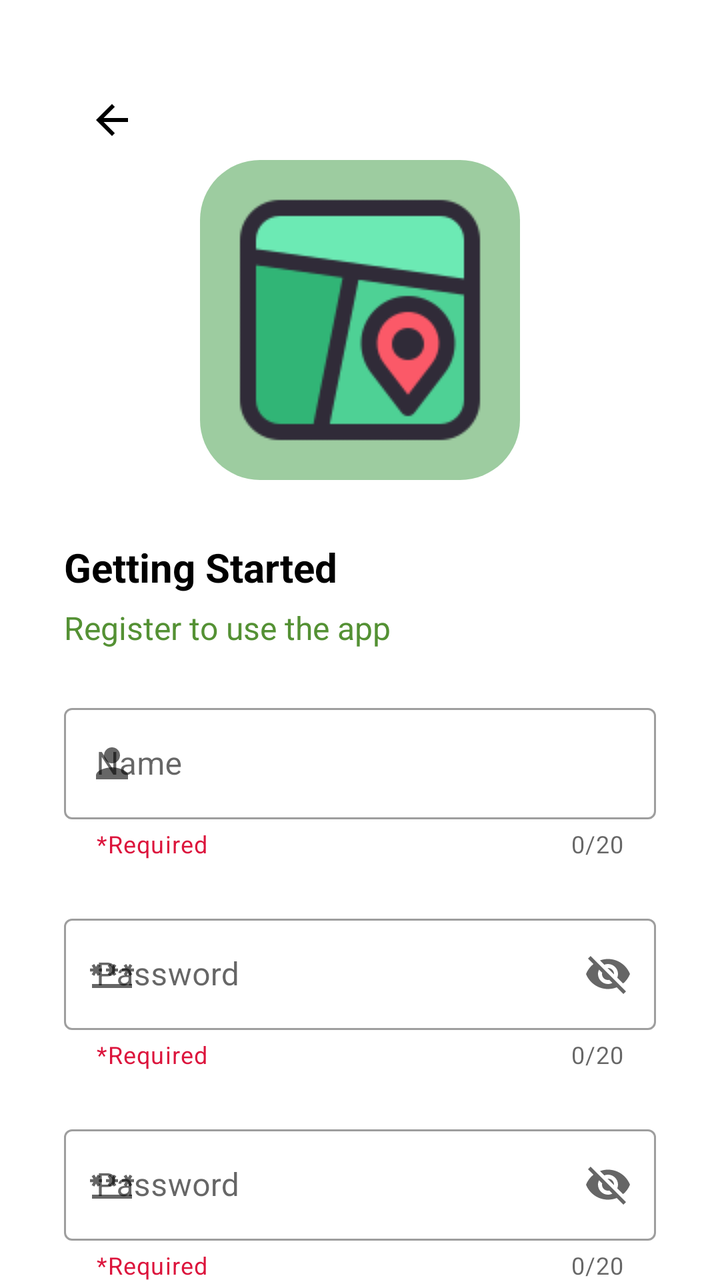
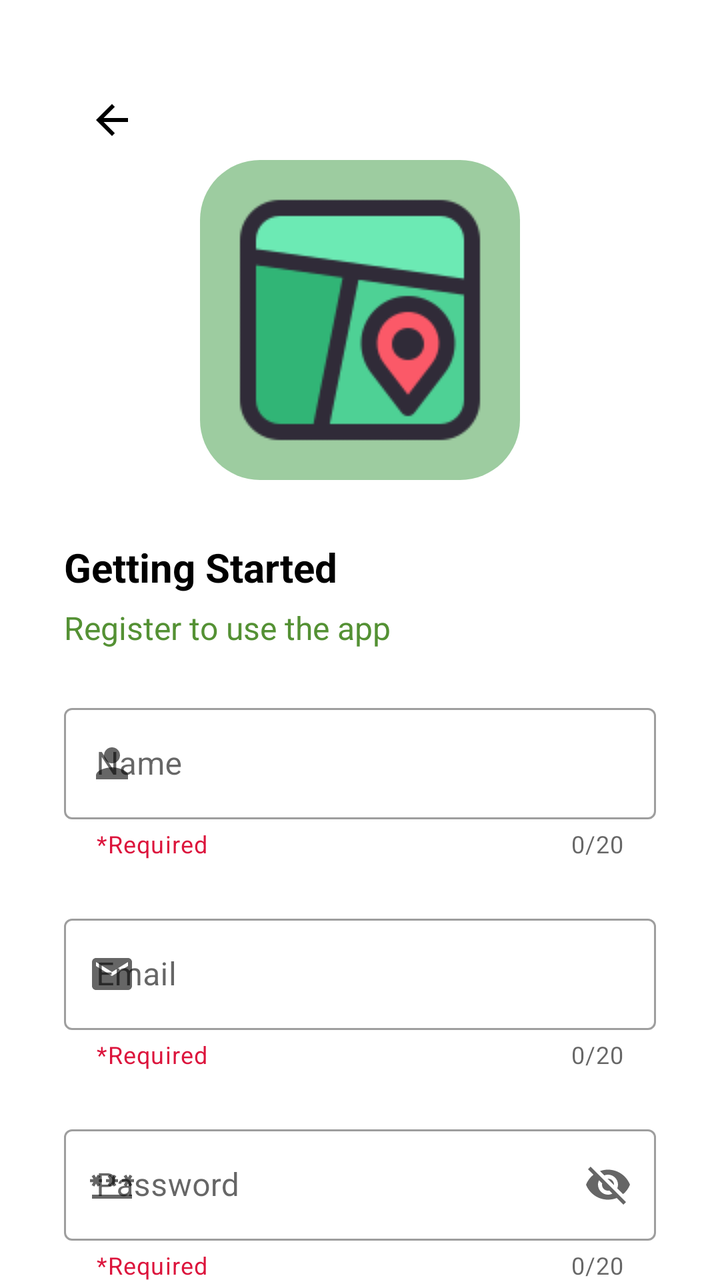

Compare the two renders of this Android layout. The source of the first and the diff that turns it into the second are given below.
<!-- AndroidManifest.xml: application theme Theme.PSASIC -->
<!-- res/layout/activity_register.xml -->
<androidx.constraintlayout.widget.ConstraintLayout xmlns:android="http://schemas.android.com/apk/res/android"
    xmlns:app="http://schemas.android.com/apk/res-auto"
    xmlns:tools="http://schemas.android.com/tools"
    android:layout_width="match_parent"
    android:layout_height="match_parent"
    tools:context=".Activities.RegisterActivity">
    <ImageButton
        android:layout_marginStart="32dp"
        android:id="@+id/arrow_back"
        android:layout_width="wrap_content"
        android:layout_height="wrap_content"
        android:backgroundTint="@color/transparent"
        android:src="@drawable/arrow_back"
        app:layout_constraintStart_toStartOf="parent"
        android:layout_marginTop="38dp"
        app:layout_constraintTop_toTopOf="parent" />

    <ImageView
        android:layout_marginTop="80dp"
        android:id="@+id/logo"
        android:layout_width="160dp"
        app:layout_constraintTop_toTopOf="parent"
        app:layout_constraintStart_toStartOf="parent"
        app:layout_constraintEnd_toEndOf="parent"
        android:background="@drawable/rounded_bg"
        android:layout_height="160dp"
        android:scaleType="center"
        android:src="@drawable/icons128"/>
    <TextView
        android:id="@+id/getstarted"
        app:layout_constraintTop_toBottomOf="@id/logo"
        app:layout_constraintStart_toStartOf="parent"
        android:layout_marginTop="30dp"
        android:layout_width="wrap_content"
        android:layout_height="wrap_content"
        android:text="Getting Started"
        android:textColor="@color/black"
        android:layout_marginStart="32dp"
        android:textSize="20sp"
        android:textStyle="bold" />
    <TextView
        android:id="@+id/rg_text"
        app:layout_constraintTop_toBottomOf="@id/getstarted"
        app:layout_constraintStart_toStartOf="parent"
        android:layout_marginTop="6dp"
        android:layout_width="wrap_content"
        android:layout_height="wrap_content"
        android:text="Register to use the app"
        android:textColor="@color/normal_green"
        android:layout_marginStart="32dp"
        android:textSize="16sp"
        android:textStyle="normal" />


    <com.google.android.material.textfield.TextInputLayout
        android:id="@+id/textNameLayout"
        style="@style/Widget.MaterialComponents.TextInputLayout.OutlinedBox"
        android:layout_width="match_parent"
        android:layout_height="wrap_content"
        android:layout_marginStart="32dp"
        android:layout_marginTop="24dp"
        android:layout_marginEnd="32dp"
        android:hint="@string/name"
        app:counterEnabled="true"
        app:counterMaxLength="20"
        app:endIconMode="clear_text"
        app:helperText="*Required"
        app:helperTextTextColor="@color/Crimson"
        app:layout_constraintEnd_toEndOf="parent"
        app:layout_constraintStart_toStartOf="parent"
        app:layout_constraintTop_toBottomOf="@id/rg_text"
        app:startIconDrawable="@drawable/ic_person">

        <com.google.android.material.textfield.TextInputEditText
            android:id="@+id/textName"
            android:layout_width="match_parent"
            android:layout_height="wrap_content" />
    </com.google.android.material.textfield.TextInputLayout>

    <com.google.android.material.textfield.TextInputLayout
        android:id="@+id/textInputPassword"
        style="@style/Widget.MaterialComponents.TextInputLayout.OutlinedBox"
        android:layout_width="match_parent"
        android:layout_height="wrap_content"
        android:layout_marginStart="32dp"
        android:layout_marginTop="24dp"
        android:layout_marginEnd="32dp"
        android:hint="@string/password"
        app:counterEnabled="true"
        app:counterMaxLength="20"
        app:endIconMode="password_toggle"
        app:helperText="*Required"
        app:helperTextTextColor="@color/Crimson"
        app:layout_constraintEnd_toEndOf="parent"
        app:layout_constraintStart_toStartOf="parent"
        app:layout_constraintTop_toBottomOf="@id/textNameLayout"
        app:startIconDrawable="@drawable/ic_password">

        <com.google.android.material.textfield.TextInputEditText
            android:id="@+id/textPassword"
            android:layout_width="match_parent"
            android:layout_height="wrap_content" />
    </com.google.android.material.textfield.TextInputLayout>

    <com.google.android.material.textfield.TextInputLayout
        android:id="@+id/textConfirmLayout"
        style="@style/Widget.MaterialComponents.TextInputLayout.OutlinedBox"
        android:layout_width="match_parent"
        android:layout_height="wrap_content"
        android:layout_marginStart="32dp"
        android:layout_marginTop="24dp"
        android:layout_marginEnd="32dp"
        android:hint="@string/password"
        app:counterEnabled="true"
        app:counterMaxLength="20"
        app:endIconMode="password_toggle"
        app:helperText="*Required"
        app:helperTextTextColor="@color/Crimson"
        app:layout_constraintEnd_toEndOf="parent"
        app:layout_constraintStart_toStartOf="parent"
        app:layout_constraintTop_toBottomOf="@id/textInputPassword"
        app:startIconDrawable="@drawable/ic_password">

        <com.google.android.material.textfield.TextInputEditText
            android:id="@+id/textConfirmPassword"
            android:layout_width="match_parent"
            android:layout_height="wrap_content" />
    </com.google.android.material.textfield.TextInputLayout>

    <Button
        android:id="@+id/signup_btn"
        android:layout_width="276dp"
        android:layout_height="wrap_content"
        android:layout_marginTop="24dp"
        android:backgroundTint="@color/lime"
        android:text="SIGN UP"
        android:textColor="@color/black"
        android:textStyle="bold"
        app:layout_constraintEnd_toEndOf="parent"
        app:layout_constraintStart_toStartOf="parent"
        app:layout_constraintTop_toBottomOf="@+id/textConfirmLayout" />
</androidx.constraintlayout.widget.ConstraintLayout>
<!-- resources referenced by this layout -->
<resources>
  <color name="Crimson">#DC143C</color>
  <color name="black">#FF000000</color>
  <color name="lime">#BBFF2B</color>
  <color name="normal_green">#549134</color>
  <color name="transparent">#00000000</color>
  <!-- drawable arrow_back (drawable) -->
  <vector android:autoMirrored="true" android:height="24dp"
      android:tint="#000000" android:viewportHeight="24"
      android:viewportWidth="24" android:width="24dp" xmlns:android="http://schemas.android.com/apk/res/android">
      <path android:fillColor="@android:color/white" android:pathData="M20,11H7.83l5.59,-5.59L12,4l-8,8 8,8 1.41,-1.41L7.83,13H20v-2z"/>
  </vector>
  <!-- drawable ic_password (drawable) -->
  <vector android:height="24dp" android:tint="#000000"
      android:viewportHeight="24" android:viewportWidth="24"
      android:width="24dp" xmlns:android="http://schemas.android.com/apk/res/android">
      <path android:fillColor="@android:color/white" android:pathData="M2,17h20v2H2V17zM3.15,12.95L4,11.47l0.85,1.48l1.3,-0.75L5.3,10.72H7v-1.5H5.3l0.85,-1.47L4.85,7L4,8.47L3.15,7l-1.3,0.75L2.7,9.22H1v1.5h1.7L1.85,12.2L3.15,12.95zM9.85,12.2l1.3,0.75L12,11.47l0.85,1.48l1.3,-0.75l-0.85,-1.48H15v-1.5h-1.7l0.85,-1.47L12.85,7L12,8.47L11.15,7l-1.3,0.75l0.85,1.47H9v1.5h1.7L9.85,12.2zM23,9.22h-1.7l0.85,-1.47L20.85,7L20,8.47L19.15,7l-1.3,0.75l0.85,1.47H17v1.5h1.7l-0.85,1.48l1.3,0.75L20,11.47l0.85,1.48l1.3,-0.75l-0.85,-1.48H23V9.22z"/>
  </vector>
  <!-- drawable ic_person (drawable) -->
  <vector xmlns:android="http://schemas.android.com/apk/res/android"
      android:width="24dp"
      android:height="24dp"
      android:tint="#000000"
      android:viewportWidth="24"
      android:viewportHeight="24">
      <path
          android:fillColor="@android:color/white"
          android:pathData="M12,12c2.21,0 4,-1.79 4,-4s-1.79,-4 -4,-4 -4,1.79 -4,4 1.79,4 4,4zM12,14c-2.67,0 -8,1.34 -8,4v2h16v-2c0,-2.66 -5.33,-4 -8,-4z" />
  </vector>
  <!-- drawable icons128: png bitmap (drawable, 4297 bytes) -->
  <!-- drawable rounded_bg (drawable) -->
  <?xml version="1.0" encoding="UTF-8"?>
  <shape xmlns:android="http://schemas.android.com/apk/res/android">
      <solid android:color="@color/background_green"/>
      <corners android:radius="30dp"/>
      <padding android:left="0dp" android:top="0dp" android:right="0dp" android:bottom="0dp" />
  </shape>
  <string name="name">Name</string>
  <string name="password">Password</string>
  <style name="Theme.PSASIC" parent="Theme.MaterialComponents.DayNight.NoActionBar">
          
          <item name="colorPrimary">@color/purple_500</item>
          <item name="colorPrimaryVariant">@color/purple_700</item>
          <item name="colorOnPrimary">@color/white</item>
          
          <item name="colorSecondary">@color/teal_200</item>
          <item name="colorSecondaryVariant">@color/teal_700</item>
          <item name="colorOnSecondary">@color/black</item>
          
          <item name="android:statusBarColor">?attr/colorPrimaryVariant</item>
          
      </style>
  <color name="background_green">#9DCCA0</color>
  <color name="purple_500">#FF6200EE</color>
  <color name="purple_700">#FF3700B3</color>
  <color name="white">#FFFFFFFF</color>
  <color name="teal_200">#FF03DAC5</color>
  <color name="teal_700">#FF018786</color>
</resources>

<!-- the commit's change to res/layout/activity_register.xml (unified diff, before → after) -->
@@ -78,23 +78,22 @@
     </com.google.android.material.textfield.TextInputLayout>
 
     <com.google.android.material.textfield.TextInputLayout
-        android:id="@+id/textInputPassword"
+        android:id="@+id/textInputEmail"
         style="@style/Widget.MaterialComponents.TextInputLayout.OutlinedBox"
         android:layout_width="match_parent"
         android:layout_height="wrap_content"
         android:layout_marginStart="32dp"
         android:layout_marginTop="24dp"
         android:layout_marginEnd="32dp"
-        android:hint="@string/password"
+        android:hint="Email"
         app:counterEnabled="true"
         app:counterMaxLength="20"
-        app:endIconMode="password_toggle"
         app:helperText="*Required"
         app:helperTextTextColor="@color/Crimson"
         app:layout_constraintEnd_toEndOf="parent"
         app:layout_constraintStart_toStartOf="parent"
         app:layout_constraintTop_toBottomOf="@id/textNameLayout"
-        app:startIconDrawable="@drawable/ic_password">
+        app:startIconDrawable="@drawable/ic_email">
 
         <com.google.android.material.textfield.TextInputEditText
             android:id="@+id/textPassword"
@@ -103,14 +102,14 @@
     </com.google.android.material.textfield.TextInputLayout>
 
     <com.google.android.material.textfield.TextInputLayout
-        android:id="@+id/textConfirmLayout"
+        android:id="@+id/textInputPasswordLayout"
         style="@style/Widget.MaterialComponents.TextInputLayout.OutlinedBox"
         android:layout_width="match_parent"
         android:layout_height="wrap_content"
         android:layout_marginStart="32dp"
         android:layout_marginTop="24dp"
         android:layout_marginEnd="32dp"
-        android:hint="@string/password"
+        android:hint="Password"
         app:counterEnabled="true"
         app:counterMaxLength="20"
         app:endIconMode="password_toggle"
@@ -118,11 +117,11 @@
         app:helperTextTextColor="@color/Crimson"
         app:layout_constraintEnd_toEndOf="parent"
         app:layout_constraintStart_toStartOf="parent"
-        app:layout_constraintTop_toBottomOf="@id/textInputPassword"
+        app:layout_constraintTop_toBottomOf="@id/textInputEmail"
         app:startIconDrawable="@drawable/ic_password">
 
         <com.google.android.material.textfield.TextInputEditText
-            android:id="@+id/textConfirmPassword"
+            android:id="@+id/textInputPassword"
             android:layout_width="match_parent"
             android:layout_height="wrap_content" />
     </com.google.android.material.textfield.TextInputLayout>
@@ -138,5 +137,5 @@
         android:textStyle="bold"
         app:layout_constraintEnd_toEndOf="parent"
         app:layout_constraintStart_toStartOf="parent"
-        app:layout_constraintTop_toBottomOf="@+id/textConfirmLayout" />
+        app:layout_constraintTop_toBottomOf="@+id/textInputPasswordLayout" />
 </androidx.constraintlayout.widget.ConstraintLayout>
<!-- resource entries referenced after the edit -->
@@ -10,6 +10,12 @@
       android:tint="#000000" android:viewportHeight="24"
       android:viewportWidth="24" android:width="24dp" xmlns:android="http://schemas.android.com/apk/res/android">
       <path android:fillColor="@android:color/white" android:pathData="M20,11H7.83l5.59,-5.59L12,4l-8,8 8,8 1.41,-1.41L7.83,13H20v-2z"/>
+  </vector>
+  <!-- drawable ic_email (drawable) -->
+  <vector android:height="24dp" android:tint="#000000"
+      android:viewportHeight="24" android:viewportWidth="24"
+      android:width="24dp" xmlns:android="http://schemas.android.com/apk/res/android">
+      <path android:fillColor="@android:color/white" android:pathData="M20,4L4,4c-1.1,0 -1.99,0.9 -1.99,2L2,18c0,1.1 0.9,2 2,2h16c1.1,0 2,-0.9 2,-2L22,6c0,-1.1 -0.9,-2 -2,-2zM20,8l-8,5 -8,-5L4,6l8,5 8,-5v2z"/>
   </vector>
   <!-- drawable ic_password (drawable) -->
   <vector android:height="24dp" android:tint="#000000"
@@ -37,7 +43,6 @@
       <padding android:left="0dp" android:top="0dp" android:right="0dp" android:bottom="0dp" />
   </shape>
   <string name="name">Name</string>
-  <string name="password">Password</string>
   <style name="Theme.PSASIC" parent="Theme.MaterialComponents.DayNight.NoActionBar">
           
           <item name="colorPrimary">@color/purple_500</item>
